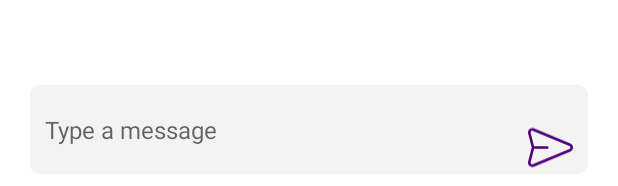
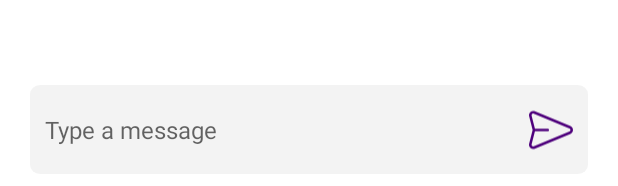
Before and after one commit to Festusyuma-LTD/glaid-driver, an Android app: the layout activity_chat.xml on its own in the app's theme, with its tools: preview values and no code run, on a phone screen of 412 x 824 dp. Shown: the part 1047-1233 px from the top of the screen. Run offline under Robolectric (Android 15) with nearby library versions, the phone set to English and light mode, and no system bars.

Commit message:
send message button

```diff
--- a/app/src/main/res/layout/activity_chat.xml
+++ b/app/src/main/res/layout/activity_chat.xml
@@ -95,17 +95,17 @@
 
     <ImageView
         android:id="@+id/imageView6"
-        android:layout_width="30dp"
-        android:layout_height="35dp"
-        android:layout_marginEnd="10dp"
-
-        android:layout_marginBottom="10dp"
+        android:layout_width="wrap_content"
+        android:layout_height="0dp"
+        app:layout_constraintDimensionRatio="W, 1"
+        android:layout_marginHorizontal="10dp"
         android:clickable="true"
         android:contentDescription="@string/todo"
         android:focusable="true"
         android:onClick="sendMessageClick"
         app:layout_constraintEnd_toEndOf="@+id/chatMessageBox"
-        app:layout_constraintBottom_toBottomOf="parent"
+        app:layout_constraintBottom_toBottomOf="@+id/chatMessageBox"
+        app:layout_constraintTop_toTopOf="@+id/chatMessageBox"
         app:srcCompat="@drawable/ic_send_btn" />
 
 </androidx.constraintlayout.widget.ConstraintLayout>
```
